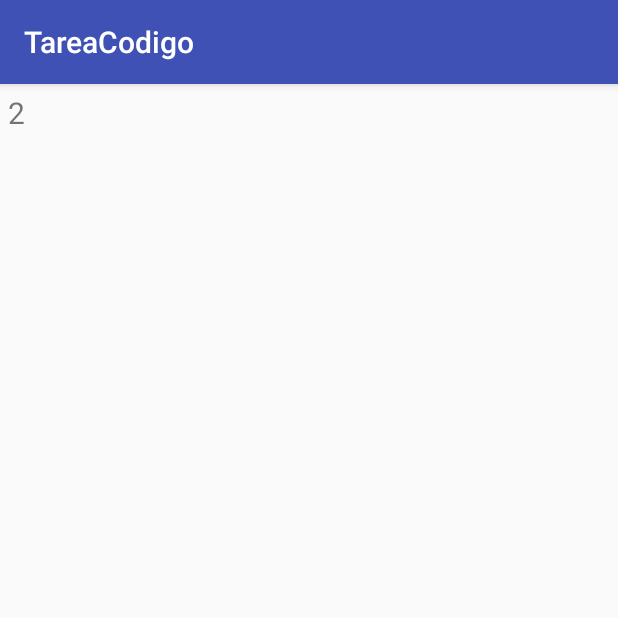
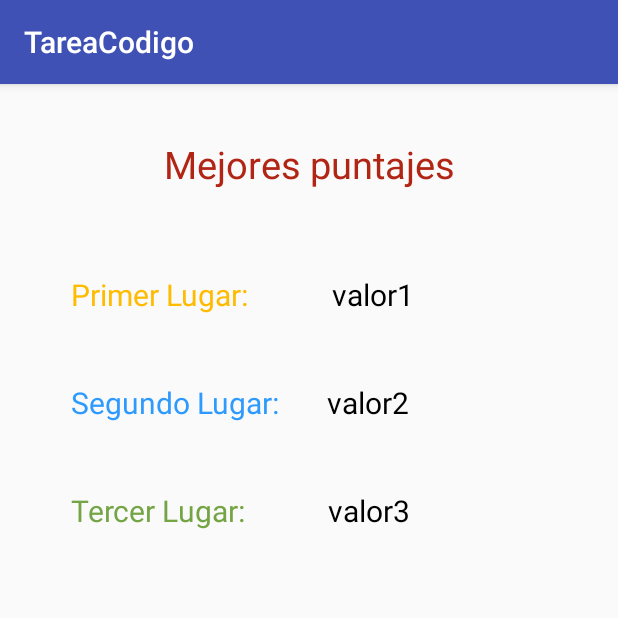
Before and after one commit to GabrielaRiv/TareaCodigo2, an Android app: the PuntajesAltos screen opened directly, with no data from a screen before it, on a phone screen of 412 x 824 dp, the top half of it. Run offline under Robolectric (Android 15) with nearby library versions, the phone set to English and light mode, and no system bars.

Commit message:
inicio y config

```diff
--- a/app/src/main/java/com/example/gabriela/tareacodigo/Configuracion.java
+++ b/app/src/main/java/com/example/gabriela/tareacodigo/Configuracion.java
@@ -28,7 +28,6 @@ public class Configuracion extends AppCompatActivity {
         btnnick = (Button) findViewById(R.id.btnnick);
         btnseleccionar = (Button) findViewById(R.id.btnseleccionar);
 
-
         this.btnnick.setOnClickListener(new View.OnClickListener() {
             @Override
             public void onClick(View v) {
@@ -36,7 +35,7 @@ public class Configuracion extends AppCompatActivity {
                 setContentView(R.layout.activity_configuracion);
                 TextView txtCambiado = (TextView)findViewById(R.id.txtnick);
                 txtCambiado.setText(dato);
-
+                Toast.makeText(Configuracion.this, "su nombre ha sido modificado", Toast.LENGTH_SHORT).show();
                 }
         });
 
--- a/app/src/main/res/layout/activity_inicio.xml
+++ b/app/src/main/res/layout/activity_inicio.xml
@@ -28,7 +28,8 @@
         android:layout_width="match_parent"
         android:layout_height="wrap_content"
         android:ems="10"
-        android:inputType="number" />
+        android:inputType="number"
+        android:hint="Que numero tiene en mente?"/>
 
     <Button
         android:id="@+id/btnenviarnum"
@@ -40,7 +41,7 @@
         android:textSize="18dp"
         android:background="@color/Cyan"
         android:textColor="@color/Cyan1"
-        android:text="comparar" />
+        android:text="comprobar número" />
 
     <LinearLayout
     android:layout_width="match_parent"
--- a/app/src/main/res/layout/activity_main.xml
+++ b/app/src/main/res/layout/activity_main.xml
@@ -59,7 +59,7 @@
         android:layout_marginTop="21dp"
         android:background="@color/red"
         android:padding="6dp"
-        android:text="@string/altos"
+        android:text="@string/config"
         android:textAllCaps="false"
         android:textColor="@color/Amber1"
         android:textSize="18dp" />
--- a/app/src/main/res/layout/activity_puntajes_altos.xml
+++ b/app/src/main/res/layout/activity_puntajes_altos.xml
@@ -1,18 +1,121 @@
 <?xml version="1.0" encoding="utf-8"?>
-<android.support.constraint.ConstraintLayout xmlns:android="http://schemas.android.com/apk/res/android"
+<LinearLayout xmlns:android="http://schemas.android.com/apk/res/android"
     xmlns:app="http://schemas.android.com/apk/res-auto"
     xmlns:tools="http://schemas.android.com/tools"
     android:layout_width="match_parent"
-    android:layout_height="match_parent"
+    android:layout_height="wrap_content"
+    android:layout_margin="@dimen/bordes"
+    android:orientation="vertical"
     tools:context="com.example.gabriela.tareacodigo.PuntajesAltos">
 
+
+
     <TextView
-        android:id="@+id/textView3"
+        android:id="@+id/txt1"
         android:layout_width="match_parent"
         android:layout_height="wrap_content"
-        android:layout_marginTop="30dp"
-        android:padding="5dp"
-        android:text="2"
-        android:textSize="20dp" />
+        android:layout_alignParentStart="true"
+        android:layout_alignParentTop="true"
+        android:layout_marginTop="20dp"
+        android:gravity="center_horizontal"
+        android:paddingLeft="15dp"
+        android:paddingRight="15dp"
+        android:paddingBottom="40dp"
+        android:text="Mejores puntajes"
+        android:textColor="@color/red"
+        android:textSize="25sp" />
 
-</android.support.constraint.ConstraintLayout>
+    <LinearLayout
+        android:layout_width="match_parent"
+        android:layout_height="40dp"
+        android:orientation="horizontal"
+        android:layout_margin="@dimen/bordes">
+
+        <TextView
+            android:id="@+id/txt4"
+            android:layout_width="wrap_content"
+            android:layout_height="wrap_content"
+            android:layout_alignParentStart="true"
+            android:layout_alignParentTop="true"
+            android:paddingLeft="15dp"
+            android:paddingRight="15dp"
+            android:text="Primer Lugar:"
+            android:textColor="@color/yellow"
+            android:textSize="20sp" />
+
+        <TextView
+            android:id="@+id/txt5"
+            android:layout_width="wrap_content"
+            android:layout_height="wrap_content"
+            android:layout_alignParentStart="true"
+            android:layout_alignParentTop="true"
+            android:paddingLeft="40dp"
+            android:paddingRight="15dp"
+            android:text="valor1"
+            android:textColor="@android:color/background_dark"
+            android:textSize="20sp" />
+    </LinearLayout>
+
+    <LinearLayout
+        android:layout_width="match_parent"
+        android:layout_height="40dp"
+        android:orientation="horizontal"
+        android:layout_margin="@dimen/bordes">
+
+        <TextView
+            android:id="@+id/txt6"
+            android:layout_width="wrap_content"
+            android:layout_height="wrap_content"
+            android:layout_alignParentStart="true"
+            android:layout_alignParentTop="true"
+            android:paddingLeft="15dp"
+            android:paddingRight="15dp"
+            android:text="Segundo Lugar:"
+            android:textColor="@color/aqua"
+            android:textSize="20sp" />
+
+        <TextView
+            android:id="@+id/txt7"
+            android:layout_width="wrap_content"
+            android:layout_height="wrap_content"
+            android:layout_alignParentStart="true"
+            android:layout_alignParentTop="true"
+            android:paddingLeft="16dp"
+            android:paddingRight="15dp"
+            android:text="valor2"
+            android:textColor="@android:color/background_dark"
+            android:textSize="20sp" />
+    </LinearLayout>
+
+    <LinearLayout
+        android:layout_width="match_parent"
+        android:layout_height="40dp"
+        android:orientation="horizontal"
+        android:layout_margin="@dimen/bordes">
+
+        <TextView
+            android:id="@+id/txt2"
+            android:layout_width="wrap_content"
+            android:layout_height="wrap_content"
+            android:layout_alignParentStart="true"
+            android:layout_alignParentTop="true"
+            android:paddingLeft="15dp"
+            android:paddingRight="15dp"
+            android:text="Tercer Lugar:"
+            android:textColor="@color/green"
+            android:textSize="20sp" />
+
+        <TextView
+            android:id="@+id/txt3"
+            android:layout_width="wrap_content"
+            android:layout_height="wrap_content"
+            android:layout_alignParentStart="true"
+            android:layout_alignParentTop="true"
+            android:paddingLeft="40dp"
+            android:paddingRight="15dp"
+            android:text="valor3"
+            android:textColor="@android:color/background_dark"
+            android:textSize="20sp" />
+    </LinearLayout>
+
+</LinearLayout>
--- a/app/src/main/res/values/strings.xml
+++ b/app/src/main/res/values/strings.xml
@@ -1,7 +1,7 @@
 <resources>
     <string name="app_name">TareaCodigo</string>
     <string name="inicio">Inicio Juego</string>
-    <string name="altos">Configuración</string>
+    <string name="altos">Puntajes Altos</string>
     <string name="config">Configuración</string>
     <string name="bienvenida">Bienvenido al juego Adivina el número</string>
     <string name="adivina">Adivine el número Aleatorio</string>
```
Also changed, not shown: app/src/main/java/com/example/gabriela/tareacodigo/Inicio.java (+5 -4 lines), app/src/main/res/layout/activity_configuracion.xml (+60 -41 lines).
